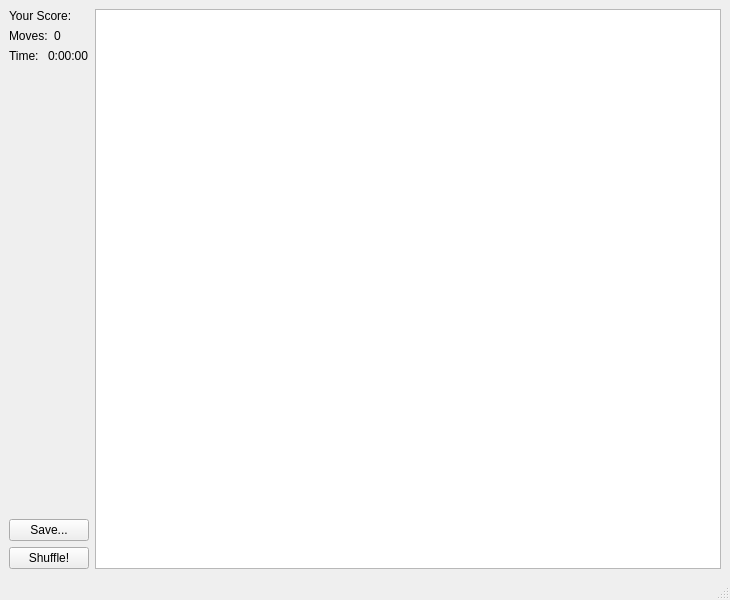
The window that puzzle_extended/View/gamewindow.ui (erykswindow/zcpp) describes before a commit, drawn with Qt 5.
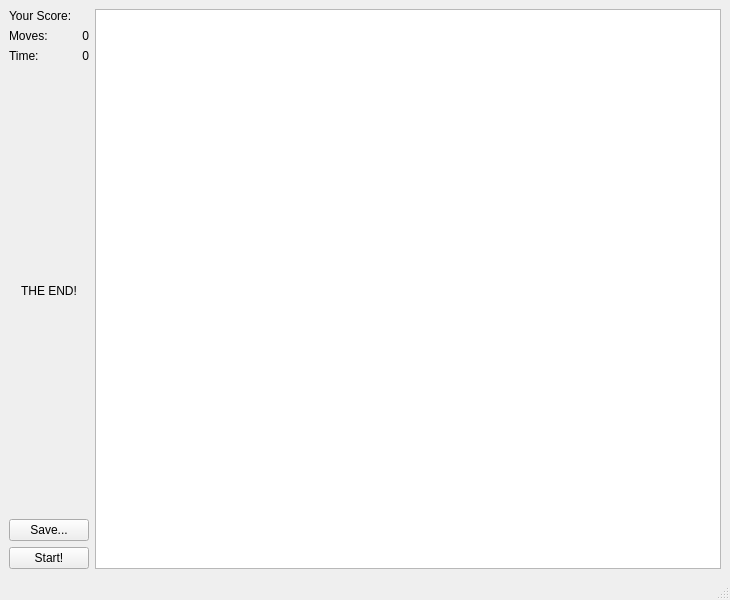
The same window after the commit.

```diff
--- a/puzzle_extended/View/gamewindow.ui
+++ b/puzzle_extended/View/gamewindow.ui
@@ -38,6 +38,9 @@
           <property name="text">
            <string>0</string>
           </property>
+          <property name="alignment">
+           <set>Qt::AlignRight|Qt::AlignTrailing|Qt::AlignVCenter</set>
+          </property>
          </widget>
         </item>
        </layout>
@@ -54,12 +57,38 @@
         <item>
          <widget class="QLabel" name="label_4">
           <property name="text">
-           <string>0:00:00</string>
+           <string>0</string>
+          </property>
+          <property name="alignment">
+           <set>Qt::AlignRight|Qt::AlignTrailing|Qt::AlignVCenter</set>
           </property>
          </widget>
         </item>
        </layout>
       </item>
+      <item>
+       <spacer name="verticalSpacer_2">
+        <property name="orientation">
+         <enum>Qt::Vertical</enum>
+        </property>
+        <property name="sizeHint" stdset="0">
+         <size>
+          <width>20</width>
+          <height>40</height>
+         </size>
+        </property>
+       </spacer>
+      </item>
+      <item>
+       <widget class="QLabel" name="label_6">
+        <property name="text">
+         <string>THE END!</string>
+        </property>
+        <property name="alignment">
+         <set>Qt::AlignCenter</set>
+        </property>
+       </widget>
+      </item>
       <item>
        <spacer name="verticalSpacer">
         <property name="orientation">
@@ -83,7 +112,7 @@
       <item>
        <widget class="QPushButton" name="startButton">
         <property name="text">
-         <string>Shuffle!</string>
+         <string>Start!</string>
         </property>
        </widget>
       </item>
```
Left out of the diff: 7 changed lines with no effect on the pictures.
